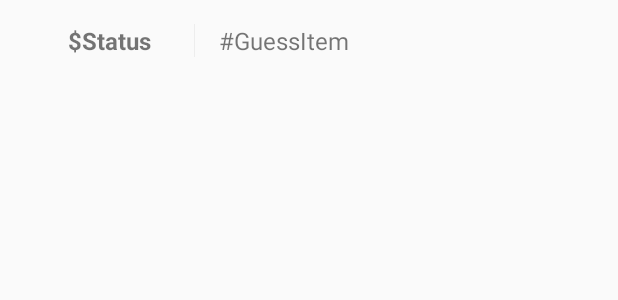
After one commit to n8ify/Charon-Client, an Android app: the layout item_result.xml on its own in the app's theme, with its tools: preview values and no code run, on a phone screen of 412 x 824 dp. The commit adds this screen. Shown: the top 300 px of the screen. Run offline under Robolectric (Android 15) with nearby library versions, the phone set to English and light mode, and no system bars.

```diff
--- a/app/src/main/AndroidManifest.xml
+++ b/app/src/main/AndroidManifest.xml
@@ -11,9 +11,10 @@
             android:label="@string/app_name"
             android:roundIcon="@mipmap/ic_launcher_round"
             android:supportsRtl="true"
-            android:theme="@style/Theme.AppCompat.DayNight.NoActionBar">
+            android:theme="@style/Theme.AppCompat.Light.NoActionBar">
         <activity android:name=".presentation.item.activity.GuessActivity"
-                  android:screenOrientation="landscape">
+                  android:screenOrientation="landscape"
+                  android:noHistory="true">
         </activity>
         <activity
                 android:name=".presentation.main.activity.MainActivity"
--- a/app/src/main/java/com/n8ify/charon/constant/CommonConstant.kt
+++ b/app/src/main/java/com/n8ify/charon/constant/CommonConstant.kt
@@ -4,6 +4,6 @@ object CommonConstant {
 
     const val MILLISECOND = 1000L
     const val DEFAULT_PREPARE_TIME_MILLISECOND = 3 * MILLISECOND
-    const val DEFAULT_ROUND_TIME_MILLISECOND = 120 * MILLISECOND
+    const val DEFAULT_ROUND_TIME_MILLISECOND = 10 * MILLISECOND
 
 }
--- a/app/src/main/java/com/n8ify/charon/presentation/_base/viewholder/BaseViewHolder.kt
+++ b/app/src/main/java/com/n8ify/charon/presentation/_base/viewholder/BaseViewHolder.kt
@@ -7,6 +7,7 @@ import androidx.recyclerview.widget.RecyclerView
 abstract class BaseViewHolder(view: View) : RecyclerView.ViewHolder(view) {
 
     val context = view.context
-    val activity = view.context as Activity
+
+    fun getString(resId : Int) : String = context.getString(resId)
 
 }
--- a/app/src/main/java/com/n8ify/charon/presentation/item/viewmodel/ItemViewModel.kt
+++ b/app/src/main/java/com/n8ify/charon/presentation/item/viewmodel/ItemViewModel.kt
@@ -18,8 +18,8 @@ class ItemViewModel(private val itemRepository: ItemRepository, application: App
 
     val guessQueue by lazy { MutableLiveData<LinkedBlockingQueue<Item>>().apply { this.value = LinkedBlockingQueue() } }
     val guessQueueResult by lazy { LinkedBlockingQueue<Pair<Item, Boolean>>() }
+    var guessQueueSize : Int = 0
 
-    val roundTime : Long  by lazy { 120 * 1000L }
 
     private val job = Job()
     override val coroutineContext: CoroutineContext
@@ -38,6 +38,7 @@ class ItemViewModel(private val itemRepository: ItemRepository, application: App
                 is UseCaseResult.Success -> {
                     // Note : Paring guess item and default un-guess flag.
                     this@ItemViewModel.guessQueue.value = LinkedBlockingQueue(useCase.result.data)
+//                    guessQueueSize = this@ItemViewModel.guessQueue.value?.size?:-1
                 }
                 is UseCaseResult.Error -> {
                     Timber.e(useCase.t)
--- a/app/src/main/java/com/n8ify/charon/presentation/main/viewholder/CategoryViewHolder.kt
+++ b/app/src/main/java/com/n8ify/charon/presentation/main/viewholder/CategoryViewHolder.kt
@@ -3,6 +3,7 @@ package com.n8ify.charon.presentation.main.viewholder
 import android.view.View
 import androidx.recyclerview.widget.RecyclerView
 import com.n8ify.charon.model.entity.Category
+import com.n8ify.charon.presentation._base.activity.BaseActivity
 import com.n8ify.charon.presentation._base.viewholder.BaseViewHolder
 import kotlinx.android.synthetic.main.item_category.view.*
 
@@ -11,8 +12,8 @@ class CategoryViewHolder(private val view : View) : BaseViewHolder(view) {
     fun bind(category : Category){
         view.tv_category.text = category.name
         view.cv_category.setOnClickListener {
-            if(activity is CategoryContext){
-                activity.onCategoryClick(category)
+            if((context as BaseActivity) is CategoryContext){
+                (context as CategoryContext).onCategoryClick(category)
             }
         }
     }
--- a/app/src/main/res/layout/activity_guess.xml
+++ b/app/src/main/res/layout/activity_guess.xml
@@ -6,12 +6,12 @@
         android:layout_width="match_parent"
         android:layout_height="match_parent"
         tools:context=".presentation.item.activity.GuessActivity"
-        android:padding="16dp">
+        android:padding="16dp"
+        android:background="#ddd">
 
     <TextView android:id="@+id/tv_timer"
               android:layout_width="wrap_content"
               android:layout_height="wrap_content"
-              android:text="$Timer"
               android:textSize="24dp"
               android:textStyle="bold"
               android:layout_marginStart="8dp"
--- /dev/null
+++ b/app/src/main/res/layout/item_result.xml
@@ -0,0 +1,40 @@
+<?xml version="1.0" encoding="utf-8"?>
+<LinearLayout xmlns:android="http://schemas.android.com/apk/res/android"
+              android:orientation="horizontal"
+              android:layout_width="match_parent"
+              android:layout_height="wrap_content">
+    <LinearLayout
+            android:weightSum="1"
+            android:padding="16dp"
+            android:layout_width="match_parent"
+            android:layout_height="wrap_content"
+            android:orientation="horizontal">
+        <TextView
+                android:id="@+id/tv_guess_status"
+                android:layout_width="0dp"
+                android:layout_height="wrap_content"
+                android:text="$Status"
+                android:layout_weight="0.3"
+                android:gravity="center"
+                android:textStyle="bold"
+                android:textSize="16dp"/>
+        <View
+                android:layout_width="1px"
+                android:layout_height="match_parent"
+                android:background="#ededed"/>
+        <TextView
+                android:id="@+id/tv_guess_item"
+                android:layout_width="0dp"
+                android:layout_height="wrap_content"
+                android:text="#GuessItem"
+                android:layout_weight="0.7"
+                android:gravity="center_vertical"
+                android:paddingLeft="16dp"
+                android:textSize="16dp"/>
+    </LinearLayout>
+
+    <View android:background="#eee"
+          android:layout_width="match_parent" android:layout_height="1px"
+          android:paddingBottom="16dp">
+    </View>
+</LinearLayout>
```
Also changed, not shown: app/src/main/java/com/n8ify/charon/presentation/_base/fragment/BaseFragment.kt (added, +9 -0 lines), app/src/main/java/com/n8ify/charon/presentation/item/activity/GuessActivity.kt (+82 -9 lines), app/src/main/java/com/n8ify/charon/presentation/item/adapter/GuessResultAdapter.kt (added, +37 -0 lines), app/src/main/java/com/n8ify/charon/presentation/item/fragment/GuessFragment.kt (added, +39 -0 lines), app/src/main/java/com/n8ify/charon/presentation/item/fragment/PrepareFragment.kt (+6 -3 lines), app/src/main/java/com/n8ify/charon/presentation/item/fragment/ResultDialogFragment.kt (added, +94 -0 lines), app/src/main/java/com/n8ify/charon/presentation/item/viewholder/GuessResultViewHolder.kt (added, +26 -0 lines), app/src/main/res/layout/dialog_result.xml (added, +43 -0 lines), app/src/main/res/values/strings.xml (+17 -0 lines).
